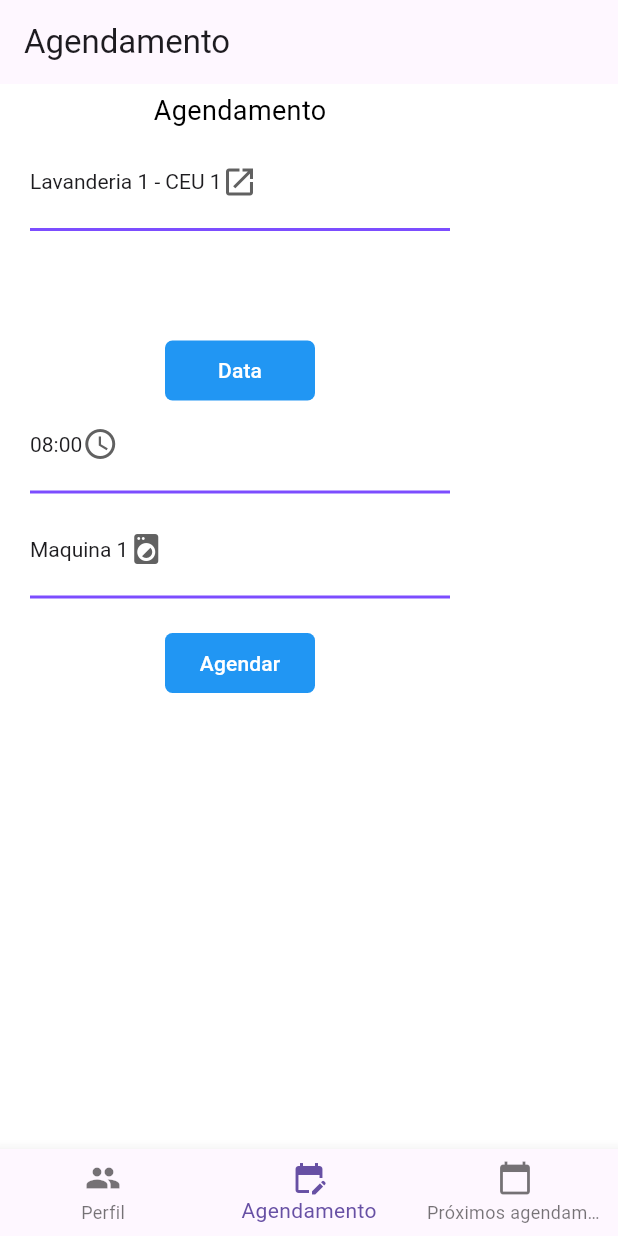
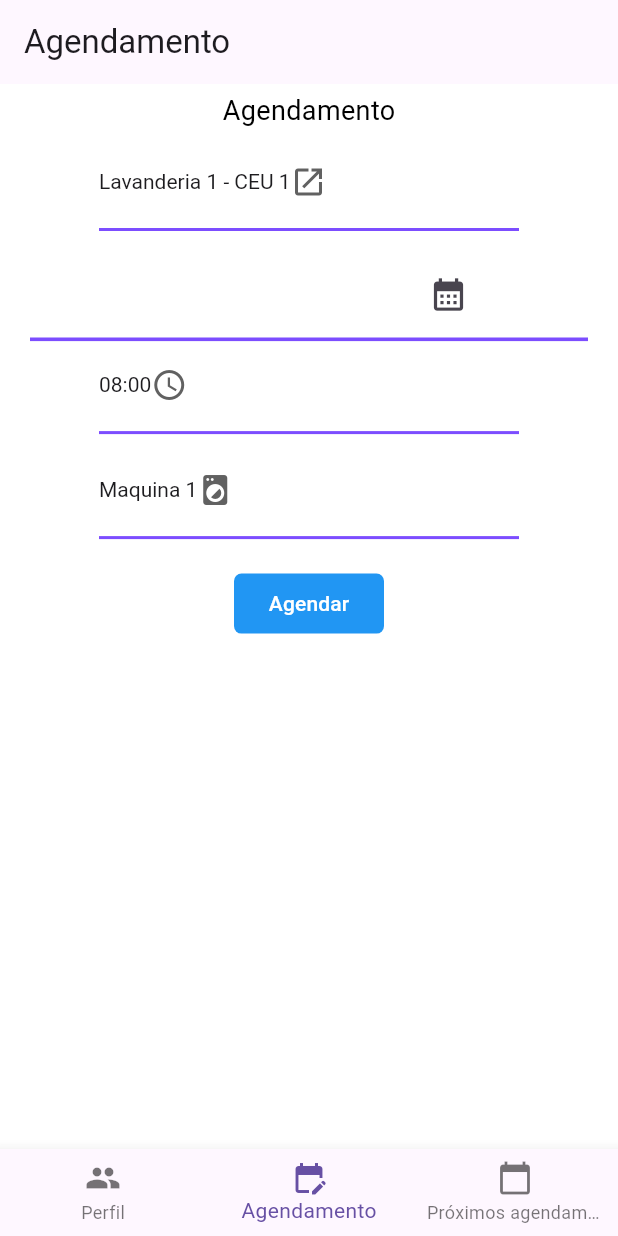
Before and after one commit to tognivini/lc-mobile-flutter, a Flutter app: the screen it shows after launch, item 2 of the bottom bar chosen, on a phone screen of 412 x 824 dp. Run offline on Flutter 3.47's test engine with Material 3 defaults, Android fonts, the light colour scheme and no system bars.

Commit message:
update files, update datepicker

```diff
--- a/lib/src/pages/CommonPages/ScheduleScreen.dart
+++ b/lib/src/pages/CommonPages/ScheduleScreen.dart
@@ -61,6 +61,7 @@
   TextEditingController emailController = TextEditingController();
   TextEditingController phoneController = TextEditingController();
   TextEditingController passController = TextEditingController();
+  TextEditingController dataController = TextEditingController();
   String dropdownValue = list.first;
   String dropdownHourValue = listHour.first;
   String dropdownMachineValue = listMachines.first;
@@ -101,9 +102,8 @@
                   child: Container(
                     height: 65,
                     width: 280,
-                    decoration: BoxDecoration(
-                        // color: Colors.blue,
-                        borderRadius: BorderRadius.circular(5)),
+                    decoration:
+                        BoxDecoration(borderRadius: BorderRadius.circular(5)),
                     child: DropdownButton<String>(
                       value: dropdownValue,
                       icon: const Icon(Icons.launch),
@@ -129,11 +129,25 @@
                       }).toList(),
                     ),
                   )),
+              //calendar
               Padding(
-                padding: const EdgeInsets.only(top: 5, bottom: 5),
+                padding:
+                    EdgeInsets.only(top: 5, right: 20, bottom: 0, left: 20),
                 child: Container(
-                    height: 50,
-                    width: 100,
+                  padding:
+                      EdgeInsets.only(top: 5, right: 0, bottom: 5, left: 0),
+                  decoration: const BoxDecoration(
+                    border: Border(
+                      bottom: BorderSide(
+                          color: Colors.deepPurpleAccent, width: 2.4),
+                    ),
+                  ),
+                  child: Row(
+                    children: <Widget>[
+                      Expanded(
+                        child: SizedBox(
+                            height: 30,
+                            width: 60,
                             // decoration: BoxDecoration(
                             //     color: Colors.blue,
                             //     borderRadius: BorderRadius.circular(20)),
@@ -147,31 +161,24 @@
                                       )
                                     : Text(
                                         "$finaldate",
-                                textScaleFactor: 1.0,
+                                        textScaleFactor: 0.8,
                                       ),
                               ],
                             )),
                       ),
-              //calendar
-              Padding(
-                  padding: const EdgeInsets.only(top: 5),
-                  child: Container(
-                    height: 40,
-                    width: 100,
-                    decoration: BoxDecoration(
-                        color: Colors.blue,
-                        borderRadius: BorderRadius.circular(5)),
-                    child: TextButton(
-                      style: ButtonStyle(
-                        foregroundColor:
-                            MaterialStateProperty.all<Color>(Colors.white),
-                      ),
+                      Expanded(
+                        child: IconButton(
+                          icon: const Icon(Icons.calendar_month, size: 26),
                           onPressed: () {
                             callDatePicker();
                           },
-                      child: const Text('Data'),
                         ),
-                  )),
+                        // icon: const Icon(Icons.local_laundry_service),
+                      ),
+                    ],
+                  ),
+                ),
+              ),
               //hour
               Padding(
                   padding: const EdgeInsets.only(
```
Lines whose indentation alone changed are shown as unchanged.
